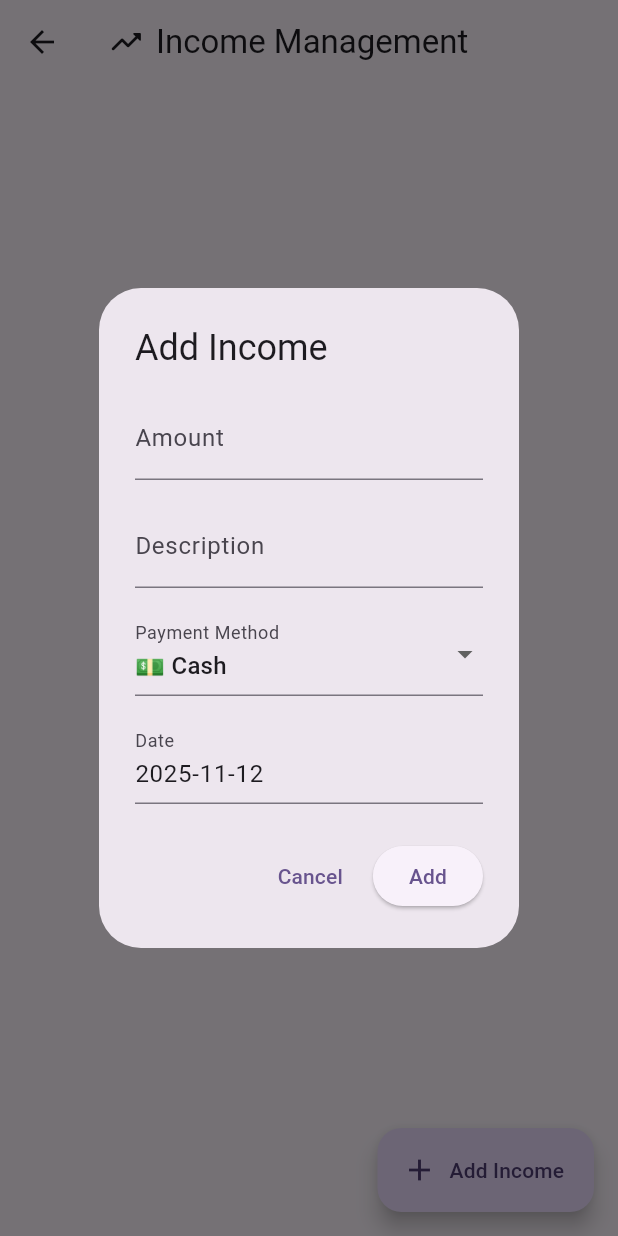
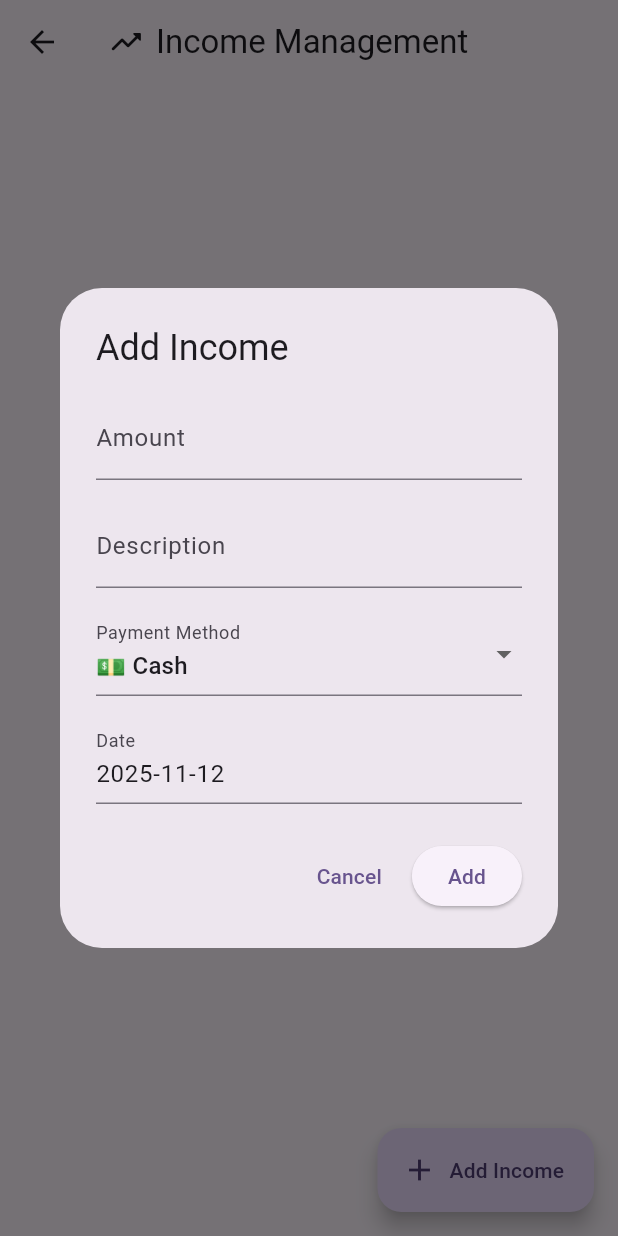
Before and after one commit to omk44/PaxAudit, a Flutter app: the IncomeManagementScreen screen opened by its route, after a tap on "Add Income", on a phone screen of 412 x 824 dp. Run offline on Flutter 3.47's test engine with Material 3 defaults, Android fonts, the phone set to English and light mode, and no system bars; our stand-ins replace cloud_firestore, firebase_auth, firebase_core, fl_chart; accounts and stored records are empty.

Commit message:
chore:overflow error resolved in income/expensse's transaction id number and placeholder value also

```diff
--- a/lib/widgets/dialogs/income_dialogs.dart
+++ b/lib/widgets/dialogs/income_dialogs.dart
@@ -38,7 +38,10 @@ class _IncomeAddDialogState extends State<IncomeAddDialog> {
   Widget build(BuildContext context) {
     return AlertDialog(
       title: const Text('Add Income'),
-      content: Form(
+      content: SizedBox(
+        width: MediaQuery.of(context).size.width * 0.9,
+        child: SingleChildScrollView(
+          child: Form(
             key: _formKey,
             child: Column(
               mainAxisSize: MainAxisSize.min,
@@ -84,9 +87,14 @@ class _IncomeAddDialogState extends State<IncomeAddDialog> {
             if (_needsTransactionId(_paymentMethod)) ...[
               const SizedBox(height: 16),
               TextFormField(
+                key: const Key('transaction_id_field'),
+                initialValue: '',
                 decoration: const InputDecoration(
                   labelText: 'Transaction/UPI ID (12+ chars)',
+                  hintText: 'Enter 12-digit transaction ID',
+                  prefixIcon: Icon(Icons.confirmation_number),
                 ),
+                keyboardType: TextInputType.text,
                 onChanged: (v) => _transactionId = v.trim(),
                 validator: (val) {
                   if (!_needsTransactionId(_paymentMethod)) return null;
@@ -125,6 +133,8 @@ class _IncomeAddDialogState extends State<IncomeAddDialog> {
               },
             ),
           ],
+        ),
+      ),
     ),
       ),
       actions: [
@@ -201,7 +211,10 @@ class _IncomeEditDialogState extends State<IncomeEditDialog> {
   Widget build(BuildContext context) {
     return AlertDialog(
       title: const Text('Edit Income'),
-      content: Form(
+      content: SizedBox(
+        width: MediaQuery.of(context).size.width * 0.9,
+        child: SingleChildScrollView(
+          child: Form(
             key: _formKey,
             child: Column(
               mainAxisSize: MainAxisSize.min,
@@ -252,7 +265,10 @@ class _IncomeEditDialogState extends State<IncomeEditDialog> {
                 initialValue: _transactionId,
                 decoration: const InputDecoration(
                   labelText: 'Transaction/UPI ID (12+ chars)',
+                  hintText: 'Enter 12-digit transaction ID',
+                  prefixIcon: Icon(Icons.confirmation_number),
                 ),
+                keyboardType: TextInputType.text,
                 onChanged: (v) => _transactionId = v.trim(),
                 validator: (val) {
                   if (!_needsTransactionId(_paymentMethod)) return null;
@@ -270,6 +286,8 @@ class _IncomeEditDialogState extends State<IncomeEditDialog> {
               ),
             ],
           ],
+        ),
+      ),
     ),
       ),
       actions: [
```
Also changed, not shown: lib/widgets/dialogs/expense_dialogs.dart (+18 -4 lines), pubspec.lock. Lines whose indentation alone changed are shown as unchanged.
